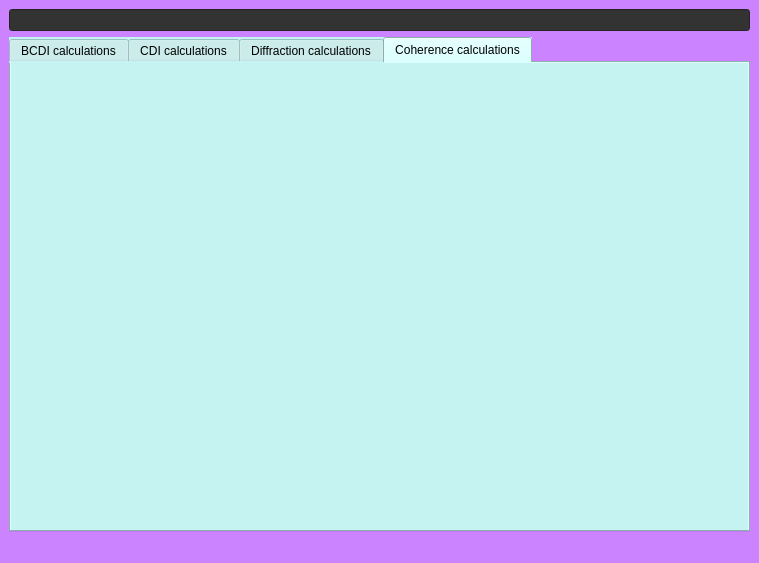
First picture: the form in cdicalc/resources/mainWindow.ui, repository carnisj/cdicalc, before the edit.
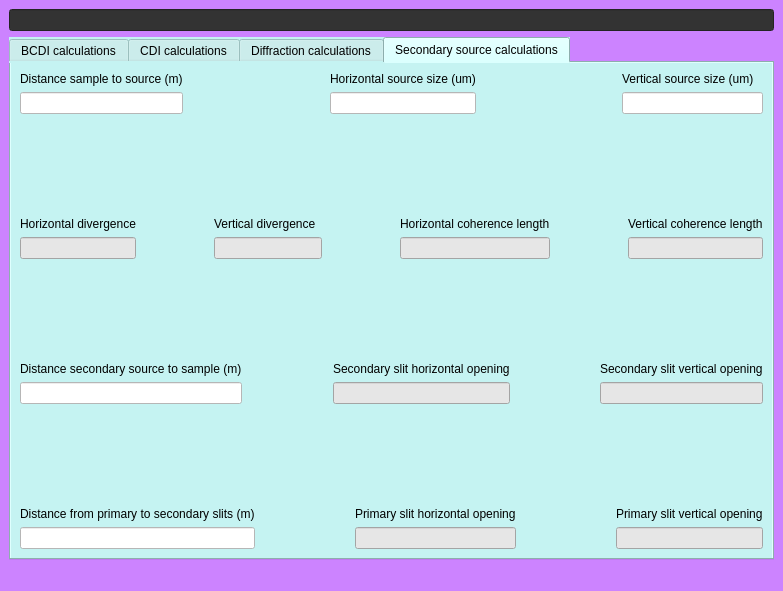
Second picture: the form after the edit. The open tabs and pages were chosen to show the change.

Commit message: add model for coherence calculations

```diff
--- a/cdicalc/resources/mainWindow.ui
+++ b/cdicalc/resources/mainWindow.ui
@@ -6,8 +6,8 @@
    <rect>
     <x>0</x>
     <y>0</y>
-    <width>759</width>
-    <height>563</height>
+    <width>783</width>
+    <height>591</height>
    </rect>
   </property>
   <property name="windowTitle">
@@ -387,8 +387,444 @@
         </widget>
         <widget class="QWidget" name="tab">
          <attribute name="title">
-          <string>Coherence calculations</string>
+          <string>Secondary source calculations</string>
          </attribute>
+         <layout class="QGridLayout" name="gridLayout_2">
+          <item row="0" column="0">
+           <layout class="QVBoxLayout" name="verticalLayout_27">
+            <item>
+             <layout class="QHBoxLayout" name="horizontalLayout">
+              <item>
+               <layout class="QVBoxLayout" name="verticalLayout_14">
+                <item>
+                 <widget class="QLabel" name="label_10">
+                  <property name="text">
+                   <string>Distance sample to source (m)</string>
+                  </property>
+                 </widget>
+                </item>
+                <item>
+                 <widget class="QLineEdit" name="primary_source_distance">
+                  <property name="styleSheet">
+                   <string notr="true">background-color: rgb(255, 255, 255);</string>
+                  </property>
+                 </widget>
+                </item>
+               </layout>
+              </item>
+              <item>
+               <spacer name="horizontalSpacer_10">
+                <property name="orientation">
+                 <enum>Qt::Horizontal</enum>
+                </property>
+                <property name="sizeHint" stdset="0">
+                 <size>
+                  <width>40</width>
+                  <height>20</height>
+                 </size>
+                </property>
+               </spacer>
+              </item>
+              <item>
+               <layout class="QVBoxLayout" name="verticalLayout_16">
+                <item>
+                 <widget class="QLabel" name="label_11">
+                  <property name="text">
+                   <string>Horizontal source size (um)</string>
+                  </property>
+                 </widget>
+                </item>
+                <item>
+                 <widget class="QLineEdit" name="horizontal_source_size">
+                  <property name="styleSheet">
+                   <string notr="true">background-color: rgb(255, 255, 255);</string>
+                  </property>
+                 </widget>
+                </item>
+               </layout>
+              </item>
+              <item>
+               <spacer name="horizontalSpacer_8">
+                <property name="orientation">
+                 <enum>Qt::Horizontal</enum>
+                </property>
+                <property name="sizeHint" stdset="0">
+                 <size>
+                  <width>40</width>
+                  <height>20</height>
+                 </size>
+                </property>
+               </spacer>
+              </item>
+              <item>
+               <layout class="QVBoxLayout" name="verticalLayout_17">
+                <item>
+                 <widget class="QLabel" name="label_12">
+                  <property name="text">
+                   <string>Vertical source size (um)</string>
+                  </property>
+                 </widget>
+                </item>
+                <item>
+                 <widget class="QLineEdit" name="vertical_source_size">
+                  <property name="styleSheet">
+                   <string notr="true">background-color: rgb(255, 255, 255);</string>
+                  </property>
+                 </widget>
+                </item>
+               </layout>
+              </item>
+             </layout>
+            </item>
+            <item>
+             <spacer name="verticalSpacer_3">
+              <property name="orientation">
+               <enum>Qt::Vertical</enum>
+              </property>
+              <property name="sizeHint" stdset="0">
+               <size>
+                <width>20</width>
+                <height>40</height>
+               </size>
+              </property>
+             </spacer>
+            </item>
+            <item>
+             <layout class="QHBoxLayout" name="horizontalLayout_5">
+              <item>
+               <layout class="QVBoxLayout" name="verticalLayout_18">
+                <item>
+                 <widget class="QLabel" name="label_13">
+                  <property name="text">
+                   <string>Horizontal divergence</string>
+                  </property>
+                 </widget>
+                </item>
+                <item>
+                 <widget class="QLineEdit" name="horizontal_divergence">
+                  <property name="styleSheet">
+                   <string notr="true">background-color: rgb(230, 230, 230);</string>
+                  </property>
+                  <property name="readOnly">
+                   <bool>true</bool>
+                  </property>
+                 </widget>
+                </item>
+               </layout>
+              </item>
+              <item>
+               <spacer name="horizontalSpacer_9">
+                <property name="orientation">
+                 <enum>Qt::Horizontal</enum>
+                </property>
+                <property name="sizeHint" stdset="0">
+                 <size>
+                  <width>40</width>
+                  <height>20</height>
+                 </size>
+                </property>
+               </spacer>
+              </item>
+              <item>
+               <layout class="QVBoxLayout" name="verticalLayout_19">
+                <item>
+                 <widget class="QLabel" name="label_14">
+                  <property name="text">
+                   <string>Vertical divergence</string>
+                  </property>
+                 </widget>
+                </item>
+                <item>
+                 <widget class="QLineEdit" name="vertical_divergence">
+                  <property name="styleSheet">
+                   <string notr="true">background-color: rgb(230, 230, 230);</string>
+                  </property>
+                  <property name="readOnly">
+                   <bool>true</bool>
+                  </property>
+                 </widget>
+                </item>
+               </layout>
+              </item>
+              <item>
+               <spacer name="horizontalSpacer_11">
+                <property name="orientation">
+                 <enum>Qt::Horizontal</enum>
+                </property>
+                <property name="sizeHint" stdset="0">
+                 <size>
+                  <width>40</width>
+                  <height>20</height>
+                 </size>
+                </property>
+               </spacer>
+              </item>
+              <item>
+               <layout class="QVBoxLayout" name="verticalLayout_20">
+                <item>
+                 <widget class="QLabel" name="label_15">
+                  <property name="text">
+                   <string>Horizontal coherence length</string>
+                  </property>
+                 </widget>
+                </item>
+                <item>
+                 <widget class="QLineEdit" name="horizontal_coherence_length">
+                  <property name="styleSheet">
+                   <string notr="true">background-color: rgb(230, 230, 230);</string>
+                  </property>
+                  <property name="readOnly">
+                   <bool>true</bool>
+                  </property>
+                 </widget>
+                </item>
+               </layout>
+              </item>
+              <item>
+               <spacer name="horizontalSpacer_12">
+                <property name="orientation">
+                 <enum>Qt::Horizontal</enum>
+                </property>
+                <property name="sizeHint" stdset="0">
+                 <size>
+                  <width>40</width>
+                  <height>20</height>
+                 </size>
+                </property>
+               </spacer>
+              </item>
+              <item>
+               <layout class="QVBoxLayout" name="verticalLayout_21">
+                <item>
+                 <widget class="QLabel" name="label_16">
+                  <property name="text">
+                   <string>Vertical coherence length</string>
+                  </property>
+                 </widget>
+                </item>
+                <item>
+                 <widget class="QLineEdit" name="vertical_coherence_length">
+                  <property name="styleSheet">
+                   <string notr="true">background-color: rgb(230, 230, 230);</string>
+                  </property>
+                  <property name="readOnly">
+                   <bool>true</bool>
+                  </property>
+                 </widget>
+                </item>
+               </layout>
+              </item>
+             </layout>
+            </item>
+            <item>
+             <spacer name="verticalSpacer_4">
+              <property name="orientation">
+               <enum>Qt::Vertical</enum>
+              </property>
+              <property name="sizeHint" stdset="0">
+               <size>
+                <width>20</width>
+                <height>40</height>
+               </size>
+              </property>
+             </spacer>
+            </item>
+            <item>
+             <layout class="QHBoxLayout" name="horizontalLayout_6">
+              <item>
+               <layout class="QVBoxLayout" name="verticalLayout_22">
+                <item>
+                 <widget class="QLabel" name="label_17">
+                  <property name="text">
+                   <string>Distance secondary source to sample (m)</string>
+                  </property>
+                 </widget>
+                </item>
+                <item>
+                 <widget class="QLineEdit" name="secondary_source_distance">
+                  <property name="styleSheet">
+                   <string notr="true">background-color: rgb(255, 255, 255);</string>
+                  </property>
+                 </widget>
+                </item>
+               </layout>
+              </item>
+              <item>
+               <spacer name="horizontalSpacer_13">
+                <property name="orientation">
+                 <enum>Qt::Horizontal</enum>
+                </property>
+                <property name="sizeHint" stdset="0">
+                 <size>
+                  <width>40</width>
+                  <height>20</height>
+                 </size>
+                </property>
+               </spacer>
+              </item>
+              <item>
+               <layout class="QVBoxLayout" name="verticalLayout_23">
+                <item>
+                 <widget class="QLabel" name="label_18">
+                  <property name="text">
+                   <string>Secondary slit horizontal opening</string>
+                  </property>
+                 </widget>
+                </item>
+                <item>
+                 <widget class="QLineEdit" name="secondary_slits_horizontal">
+                  <property name="styleSheet">
+                   <string notr="true">background-color: rgb(230, 230, 230);</string>
+                  </property>
+                  <property name="readOnly">
+                   <bool>true</bool>
+                  </property>
+                 </widget>
+                </item>
+               </layout>
+              </item>
+              <item>
+               <spacer name="horizontalSpacer_15">
+                <property name="orientation">
+                 <enum>Qt::Horizontal</enum>
+                </property>
+                <property name="sizeHint" stdset="0">
+                 <size>
+                  <width>40</width>
+                  <height>20</height>
+                 </size>
+                </property>
+               </spacer>
+              </item>
+              <item>
+               <layout class="QVBoxLayout" name="verticalLayout_29">
+                <item>
+                 <widget class="QLabel" name="label_21">
+                  <property name="text">
+                   <string>Secondary slit vertical opening</string>
+                  </property>
+                 </widget>
+                </item>
+                <item>
+                 <widget class="QLineEdit" name="secondary_slits_vertical">
+                  <property name="styleSheet">
+                   <string notr="true">background-color: rgb(230, 230, 230);</string>
+                  </property>
+                  <property name="readOnly">
+                   <bool>true</bool>
+                  </property>
+                 </widget>
+                </item>
+               </layout>
+              </item>
+             </layout>
+            </item>
+            <item>
+             <spacer name="verticalSpacer_5">
+              <property name="orientation">
+               <enum>Qt::Vertical</enum>
+              </property>
+              <property name="sizeHint" stdset="0">
+               <size>
+                <width>20</width>
+                <height>40</height>
+               </size>
+              </property>
+             </spacer>
+            </item>
+            <item>
+             <layout class="QHBoxLayout" name="horizontalLayout_7">
+              <item>
+               <layout class="QVBoxLayout" name="verticalLayout_24">
+                <item>
+                 <widget class="QLabel" name="label_19">
+                  <property name="text">
+                   <string>Distance from primary to secondary slits (m)</string>
+                  </property>
+                 </widget>
+                </item>
+                <item>
+                 <widget class="QLineEdit" name="distance_between_slits">
+                  <property name="styleSheet">
+                   <string notr="true">background-color: rgb(255, 255, 255);</string>
+                  </property>
+                 </widget>
+                </item>
+               </layout>
+              </item>
+              <item>
+               <spacer name="horizontalSpacer_14">
+                <property name="orientation">
+                 <enum>Qt::Horizontal</enum>
+                </property>
+                <property name="sizeHint" stdset="0">
+                 <size>
+                  <width>40</width>
+                  <height>20</height>
+                 </size>
+                </property>
+               </spacer>
+              </item>
+              <item>
+               <layout class="QVBoxLayout" name="verticalLayout_25">
+                <item>
+                 <widget class="QLabel" name="label_20">
+                  <property name="text">
+                   <string>Primary slit horizontal opening</string>
+                  </property>
+                 </widget>
+                </item>
+                <item>
+                 <widget class="QLineEdit" name="primary_slits_horizontal">
+                  <property name="styleSheet">
+                   <string notr="true">background-color: rgb(230, 230, 230);</string>
+                  </property>
+                  <property name="readOnly">
+                   <bool>true</bool>
+                  </property>
+                 </widget>
+                </item>
+               </layout>
+              </item>
+              <item>
+               <spacer name="horizontalSpacer_16">
+                <property name="orientation">
+                 <enum>Qt::Horizontal</enum>
+                </property>
+                <property name="sizeHint" stdset="0">
+                 <size>
+                  <width>40</width>
+                  <height>20</height>
+                 </size>
+                </property>
+               </spacer>
+              </item>
+              <item>
+               <layout class="QVBoxLayout" name="verticalLayout_31">
+                <item>
+                 <widget class="QLabel" name="label_23">
+                  <property name="text">
+                   <string>Primary slit vertical opening</string>
+                  </property>
+                 </widget>
+                </item>
+                <item>
+                 <widget class="QLineEdit" name="primary_slits_vertical">
+                  <property name="styleSheet">
+                   <string notr="true">background-color: rgb(230, 230, 230);</string>
+                  </property>
+                  <property name="readOnly">
+                   <bool>true</bool>
+                  </property>
+                 </widget>
+                </item>
+               </layout>
+              </item>
+             </layout>
+            </item>
+           </layout>
+          </item>
+         </layout>
         </widget>
        </widget>
       </item>
```
Left out of the diff: 2 changed lines with no effect on the pictures. The commit also changes 5 other files.
